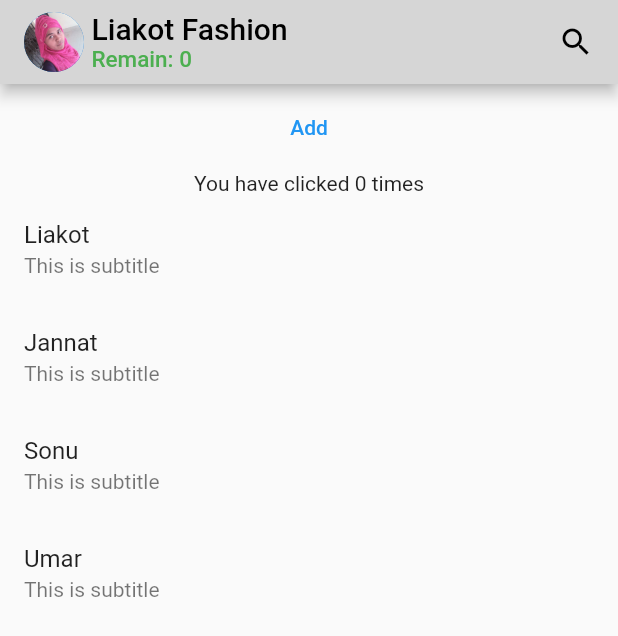
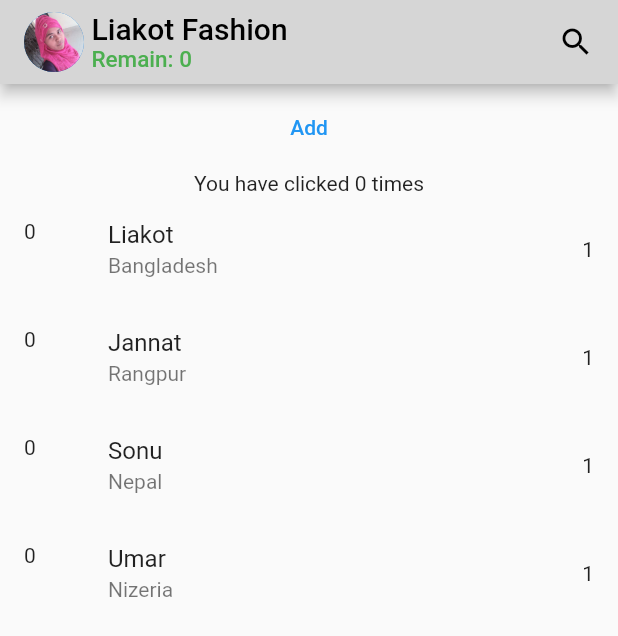
Before and after one commit to Liakot-ali/Flutter-Learn, a Flutter app: the screen it shows after launch, on a phone screen of 412 x 824 dp. Shown: the top 636 px of the screen. Run offline on Flutter 3.47's test engine with Material 2 defaults, Android fonts, the phone set to English and light mode, and no system bars.

Commit message:
add header and trailer in listtile

```diff
--- a/lib/customer_added.dart
+++ b/lib/customer_added.dart
@@ -24,13 +24,14 @@ class _CustomerAdderState extends State<CustomerAdder> {
           onPressed: () {
             setState(() {
               customers.add("Shimu");
+              address.add("Bangladesh");
               clicked++;
             });
           },
           child: Text("Add"),
         ),
       ),
-      Expanded(child: Customers(customers, clicked),),
+      Expanded(child: Customers(customers, address, clicked),),
     ]);
   }
 }
--- a/lib/customers.dart
+++ b/lib/customers.dart
@@ -2,9 +2,11 @@ import 'package:flutter/material.dart';
 
 class Customers extends StatelessWidget {
   final List<String> customers;
+  final List<String> address;
   var clicked;
+  int counter = 1;
 
-  Customers(this.customers, this.clicked);
+  Customers(this.customers, this.address, this.clicked);
 
   @override
   Widget build(BuildContext context) {
@@ -18,7 +20,9 @@ class Customers extends StatelessWidget {
             itemBuilder: (context, index) {
                return ListTile(
                     title: Text(customers[index]),
-                    subtitle: Text("This is subtitle"),
+                    subtitle: Text(address[index]),
+                    leading: Text(clicked.toString()),
+                    trailing: Text(counter.toString()),
                     onTap: (){
 
                     },
```
